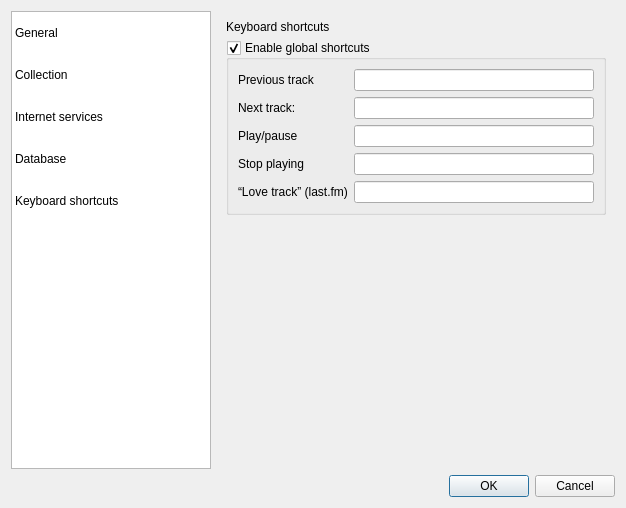
First picture: the form in src/settingsdialog.ui, repository sigsergv/ororok, before the edit.
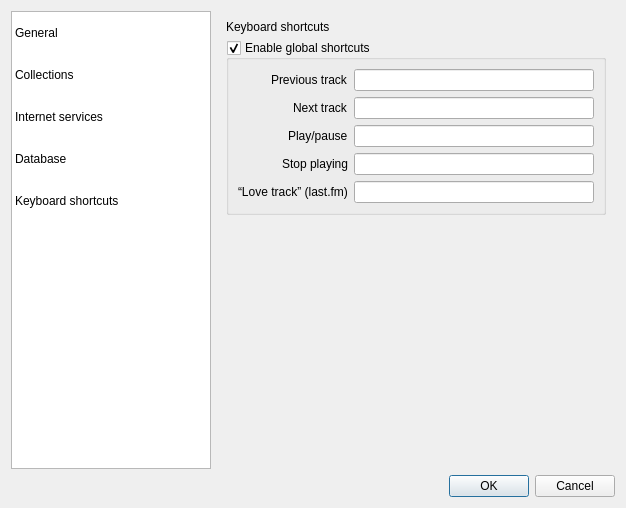
Second picture: the form after the edit. Icons and pictures are not drawn. Custom widgets are drawn as their Qt base class.

Commit message: Fixing translations and layout.

```diff
--- a/src/settingsdialog.ui
+++ b/src/settingsdialog.ui
@@ -130,7 +130,7 @@
        </item>
        <item row="1" column="0">
         <property name="text">
-         <string>Collection</string>
+         <string>Collections</string>
         </property>
        </item>
        <item row="2" column="0">
@@ -398,6 +398,12 @@
            <layout class="QHBoxLayout" name="horizontalLayout_4">
             <item>
              <layout class="QFormLayout" name="formLayout">
+              <property name="labelAlignment">
+               <set>Qt::AlignBottom|Qt::AlignRight|Qt::AlignTrailing</set>
+              </property>
+              <property name="formAlignment">
+               <set>Qt::AlignLeading|Qt::AlignLeft|Qt::AlignVCenter</set>
+              </property>
               <item row="0" column="0">
                <widget class="QLabel" name="label_7">
                 <property name="text">
@@ -411,7 +417,7 @@
               <item row="1" column="0">
                <widget class="QLabel" name="label_8">
                 <property name="text">
-                 <string>Next track:</string>
+                 <string>Next track</string>
                 </property>
                </widget>
               </item>
```
Left out of the diff: 12 changed lines with no effect on the pictures. The commit also changes 7 other files.
